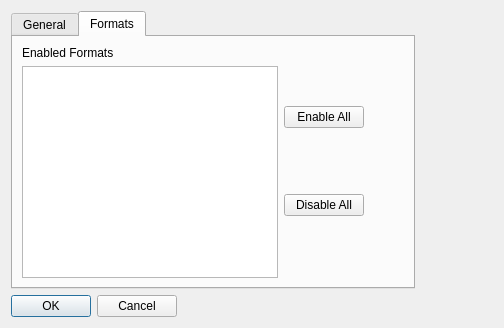
This is gui/preferences.ui in alexbirkett/GPSBabel as Qt 5 draws it before an edit. The edited form follows.
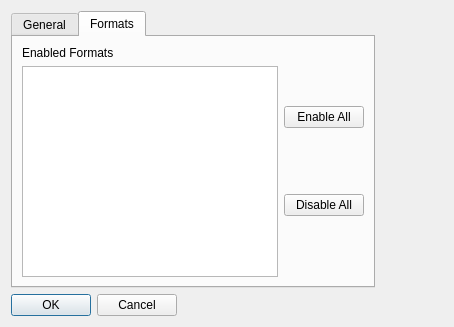
This is the edited form.

```diff
--- a/gui/preferences.ui
+++ b/gui/preferences.ui
@@ -6,8 +6,8 @@
    <rect>
     <x>0</x>
     <y>0</y>
-    <width>504</width>
-    <height>328</height>
+    <width>454</width>
+    <height>327</height>
    </rect>
   </property>
   <property name="sizePolicy">
@@ -103,19 +103,6 @@
          </item>
         </layout>
        </item>
-       <item>
-        <spacer name="horizontalSpacer">
-         <property name="orientation">
-          <enum>Qt::Horizontal</enum>
-         </property>
-         <property name="sizeHint" stdset="0">
-          <size>
-           <width>40</width>
-           <height>20</height>
-          </size>
-         </property>
-        </spacer>
-       </item>
       </layout>
      </widget>
     </widget>
```
Left out of the diff: 11 changed lines with no effect on the pictures.
